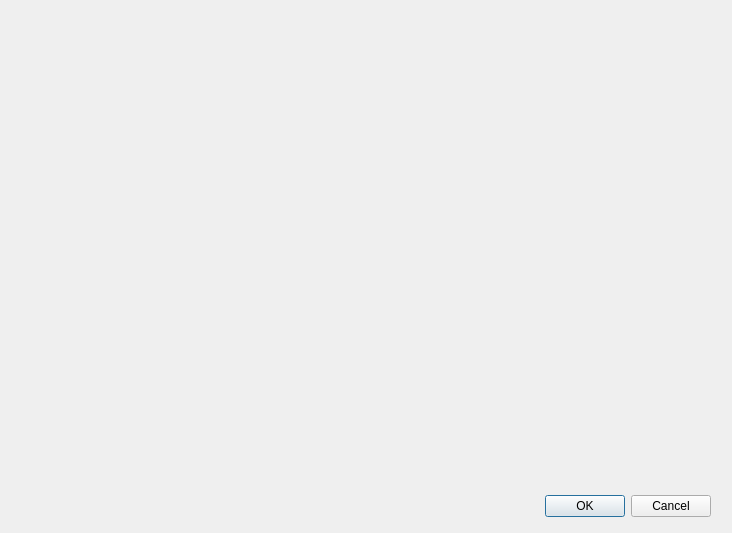
This is src/app_settings_dialog.ui in ThKattanek/simply_2d_cad as Qt 5 draws it before an edit. The edited form follows.
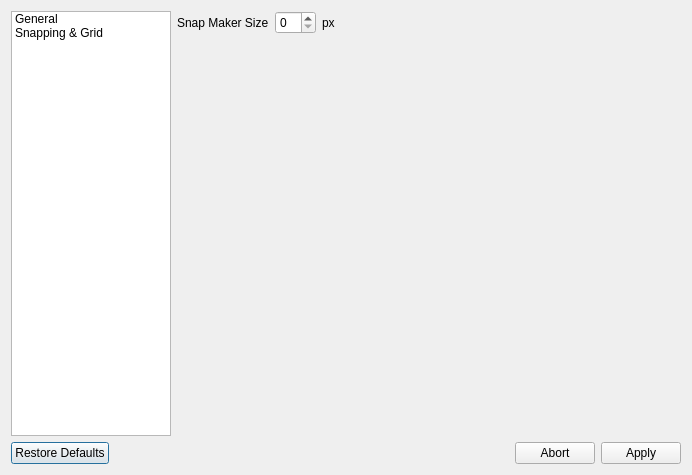
This is the edited form.

Commit message: wip: design the new settings dialog and implement translation function

What changed in the file:
```diff
--- a/src/app_settings_dialog.ui
+++ b/src/app_settings_dialog.ui
@@ -6,29 +6,145 @@
    <rect>
     <x>0</x>
     <y>0</y>
-    <width>732</width>
-    <height>533</height>
+    <width>692</width>
+    <height>475</height>
    </rect>
   </property>
   <property name="windowTitle">
    <string>Simply 2D Cad Settings</string>
   </property>
-  <widget class="QDialogButtonBox" name="buttonBox">
-   <property name="geometry">
-    <rect>
-     <x>370</x>
-     <y>490</y>
-     <width>341</width>
-     <height>32</height>
-    </rect>
-   </property>
-   <property name="orientation">
-    <enum>Qt::Orientation::Horizontal</enum>
-   </property>
-   <property name="standardButtons">
-    <set>QDialogButtonBox::StandardButton::Cancel|QDialogButtonBox::StandardButton::Ok</set>
-   </property>
-  </widget>
+  <layout class="QVBoxLayout" name="verticalLayout_2">
+   <item>
+    <layout class="QHBoxLayout" name="horizontalLayout">
+     <item>
+      <widget class="QListWidget" name="listSettingGroups">
+       <property name="maximumSize">
+        <size>
+         <width>160</width>
+         <height>16777215</height>
+        </size>
+       </property>
+       <item>
+        <property name="text">
+         <string>General</string>
+        </property>
+       </item>
+       <item>
+        <property name="text">
+         <string>Snapping &amp; Grid</string>
+        </property>
+       </item>
+      </widget>
+     </item>
+     <item>
+      <widget class="QStackedWidget" name="stackedWidget">
+       <property name="currentIndex">
+        <number>1</number>
+       </property>
+       <widget class="QWidget" name="page_01">
+        <layout class="QVBoxLayout" name="verticalLayout_3">
+         <property name="leftMargin">
+          <number>0</number>
+         </property>
+         <property name="topMargin">
+          <number>0</number>
+         </property>
+         <property name="rightMargin">
+          <number>0</number>
+         </property>
+         <property name="bottomMargin">
+          <number>0</number>
+         </property>
+         <item>
+          <layout class="QGridLayout" name="gridLayout_2"/>
+         </item>
+        </layout>
+       </widget>
+       <widget class="QWidget" name="page_02">
+        <layout class="QVBoxLayout" name="verticalLayout">
+         <property name="leftMargin">
+          <number>0</number>
+         </property>
+         <property name="topMargin">
+          <number>0</number>
+         </property>
+         <property name="rightMargin">
+          <number>0</number>
+         </property>
+         <property name="bottomMargin">
+          <number>0</number>
+         </property>
+         <item>
+          <layout class="QGridLayout" name="gridLayout">
+           <item row="0" column="0">
+            <widget class="QLabel" name="label">
+             <property name="text">
+              <string>Snap Maker Size</string>
+             </property>
+            </widget>
+           </item>
+           <item row="1" column="0">
+            <spacer name="verticalSpacer">
+             <property name="orientation">
+              <enum>Qt::Orientation::Vertical</enum>
+             </property>
+             <property name="sizeHint" stdset="0">
+              <size>
+               <width>20</width>
+               <height>40</height>
+              </size>
+             </property>
+            </spacer>
+           </item>
+           <item row="0" column="3">
+            <spacer name="horizontalSpacer">
+             <property name="orientation">
+              <enum>Qt::Orientation::Horizontal</enum>
+             </property>
+             <property name="sizeHint" stdset="0">
+              <size>
+               <width>40</width>
+               <height>20</height>
+              </size>
+             </property>
+            </spacer>
+           </item>
+           <item row="0" column="1">
+            <widget class="QSpinBox" name="spinBox">
+             <property name="minimum">
+              <number>0</number>
+             </property>
+             <property name="value">
+              <number>0</number>
+             </property>
+            </widget>
+           </item>
+           <item row="0" column="2">
+            <widget class="QLabel" name="label_2">
+             <property name="text">
+              <string>px</string>
+             </property>
+            </widget>
+           </item>
+          </layout>
+         </item>
+        </layout>
+       </widget>
+      </widget>
+     </item>
+    </layout>
+   </item>
+   <item>
+    <widget class="QDialogButtonBox" name="buttonBox">
+     <property name="orientation">
+      <enum>Qt::Orientation::Horizontal</enum>
+     </property>
+     <property name="standardButtons">
+      <set>QDialogButtonBox::StandardButton::Abort|QDialogButtonBox::StandardButton::Apply|QDialogButtonBox::StandardButton::RestoreDefaults</set>
+     </property>
+    </widget>
+   </item>
+  </layout>
  </widget>
  <resources/>
  <connections>
```
Left out of the diff: 48 changed lines with no effect on the pictures. The commit also changes 6 other files.
